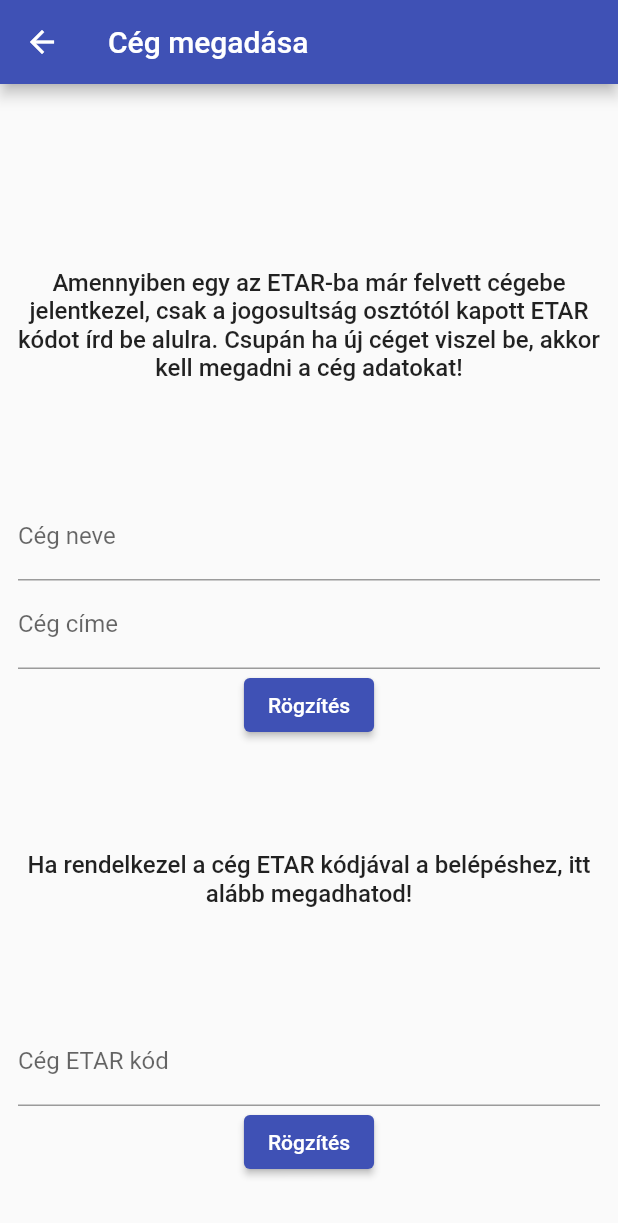
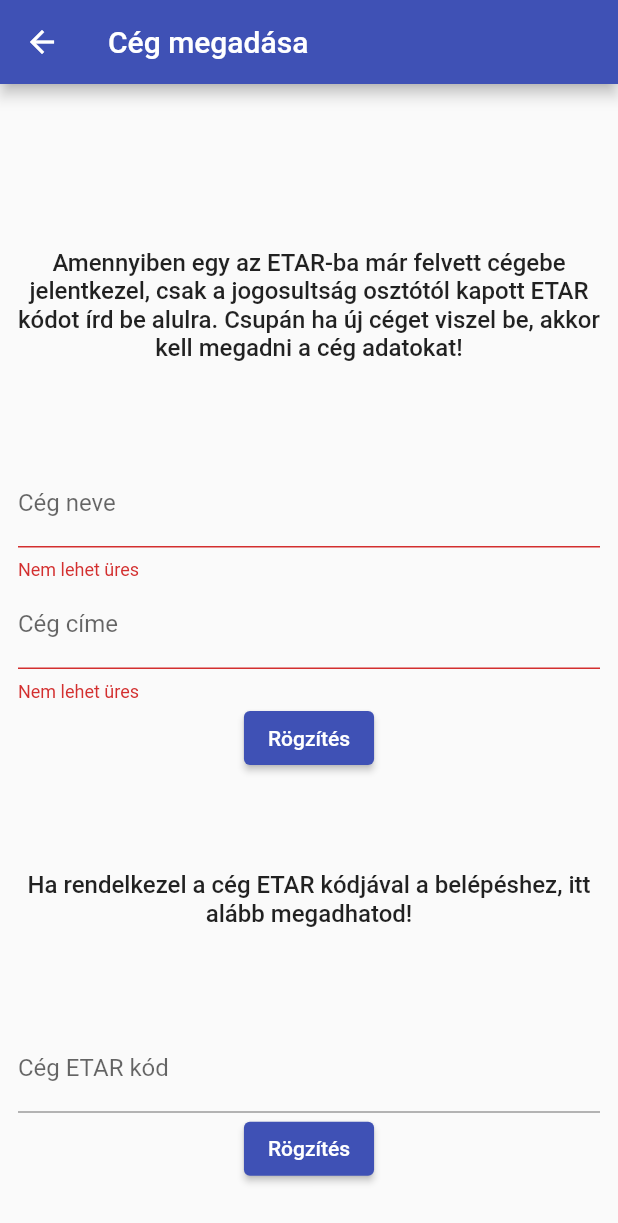
Before and after one commit to cohun/etar-q, a Flutter app: the AddCompany screen opened directly with empty values, after a tap on "Rögzítés", on a phone screen of 412 x 824 dp. Shown: the top 1223 px of the screen. Run offline on Flutter 3.47's test engine with Material 2 defaults, Android fonts, the phone set to English and light mode, and no system bars; our stand-ins replace cloud_firestore, dropdown_button2, equatable, firebase_auth, firebase_core, firebase_ui_firestore and 2 more; missing offline and left inert: firebase_ui_auth, firebase_ui_localizations; accounts and stored records are empty.

Commit message:
Form in add_company

```diff
--- a/lib/src/screens/add_company.dart
+++ b/lib/src/screens/add_company.dart
@@ -10,6 +10,28 @@ class AddCompany extends StatefulWidget {
 }
 
 class _AddCompanyState extends State<AddCompany> {
+  final _compKey = GlobalKey<FormState>();
+  final _counterKey = GlobalKey<FormState>();
+  late final TextEditingController _companyController;
+  late final TextEditingController _addressController;
+  late final TextEditingController _counterController;
+
+  @override
+  void initState() {
+    super.initState();
+    _companyController = TextEditingController();
+    _addressController = TextEditingController();
+    _counterController = TextEditingController();
+  }
+
+  @override
+  void dispose() {
+    _companyController.dispose();
+    _addressController.dispose();
+    _counterController.dispose();
+    super.dispose();
+  }
+
   @override
   Widget build(BuildContext context) {
     return Scaffold(
@@ -39,15 +61,42 @@ class _AddCompanyState extends State<AddCompany> {
           Padding(
             padding: EdgeInsets.all(12),
             child: Form(
+              key: _compKey,
               child: Column(
                 children: [
                   TextFormField(
+                    controller: _companyController,
                     decoration: const InputDecoration(label: Text('Cég neve')),
+                    validator: (value) {
+                      if (value == null || value.isEmpty) {
+                        return 'Nem lehet üres';
+                      }
+
+                      return null;
+                    },
                   ),
                   TextFormField(
+                    controller: _addressController,
                     decoration: const InputDecoration(label: Text('Cég címe')),
+                    validator: (value) {
+                      if (value == null || value.isEmpty) {
+                        return 'Nem lehet üres';
+                      }
+
+                      return null;
+                    },
                   ),
-                  ElevatedButton(onPressed: () {}, child: Text('Rögzítés'))
+                  ElevatedButton(
+                      onPressed: () {
+                        if (_compKey.currentState!.validate()) {
+                          ScaffoldMessenger.of(context).showSnackBar(
+                            SnackBar(
+                                content: Text(
+                                    '${_companyController.text} cég rögzítve')),
+                          );
+                        }
+                      },
+                      child: Text('Rögzítés'))
                 ],
               ),
             ),
@@ -63,13 +112,38 @@ class _AddCompanyState extends State<AddCompany> {
           Padding(
             padding: EdgeInsets.all(12),
             child: Form(
+              key: _counterKey,
               child: Column(
                 children: [
                   TextFormField(
+                    controller: _counterController,
                     decoration:
                         const InputDecoration(label: Text('Cég ETAR kód')),
+                    validator: (value) {
+                      if (value == null || value.isEmpty) {
+                        return 'Nem lehet üres';
+                      }
+                      bool counterlValid = RegExp(r"^[0-9]*$").hasMatch(value);
+
+                      if (!counterlValid) {
+                        return 'Csak számok lehetnek!';
+                      }
+                      return null;
+                    },
                   ),
-                  ElevatedButton(onPressed: () {}, child: Text('Rögzítés'))
+                  ElevatedButton(
+                      onPressed: () {
+                        if (_counterKey.currentState!.validate()) {
+                          // If the form is valid, display a snackbar. In the real world,
+                          // you'd often call a server or save the information in a database.
+                          ScaffoldMessenger.of(context).showSnackBar(
+                            SnackBar(
+                                content: Text(
+                                    '${_counterController.text} ETAR kód rögzítve')),
+                          );
+                        }
+                      },
+                      child: Text('Rögzítés'))
                 ],
               ),
             ),
```
Also changed, not shown: lib/src/data/counter.dart (added, +30 -0 lines), lib/src/data/firestore_repository.dart (+10 -1 lines).
